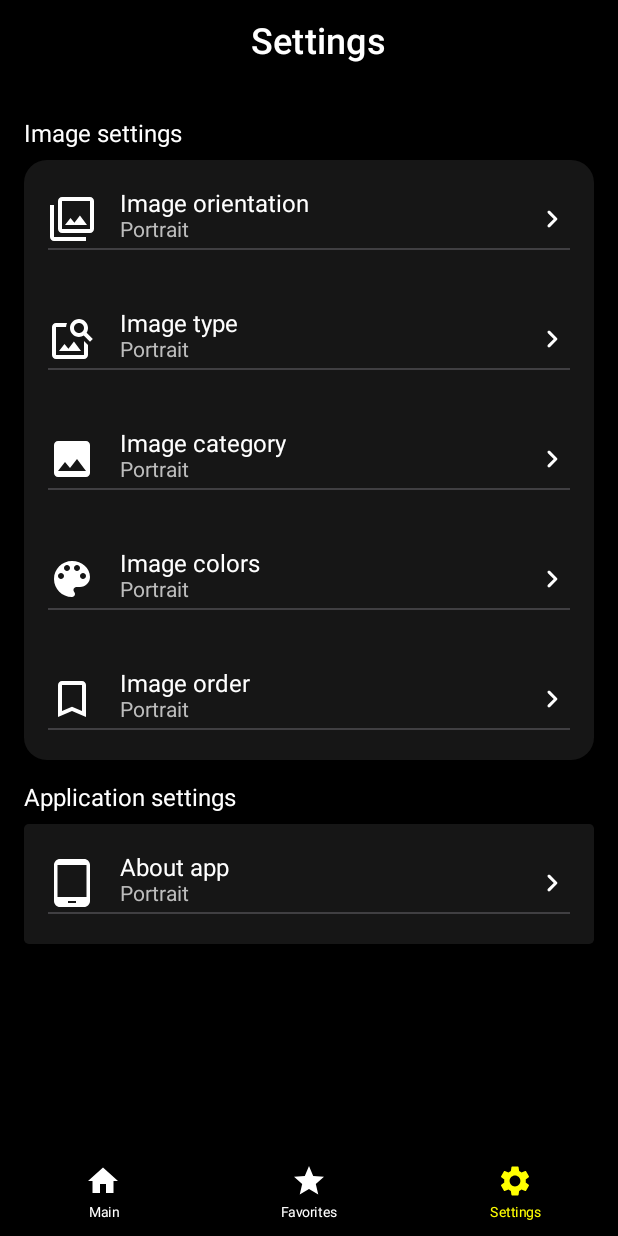
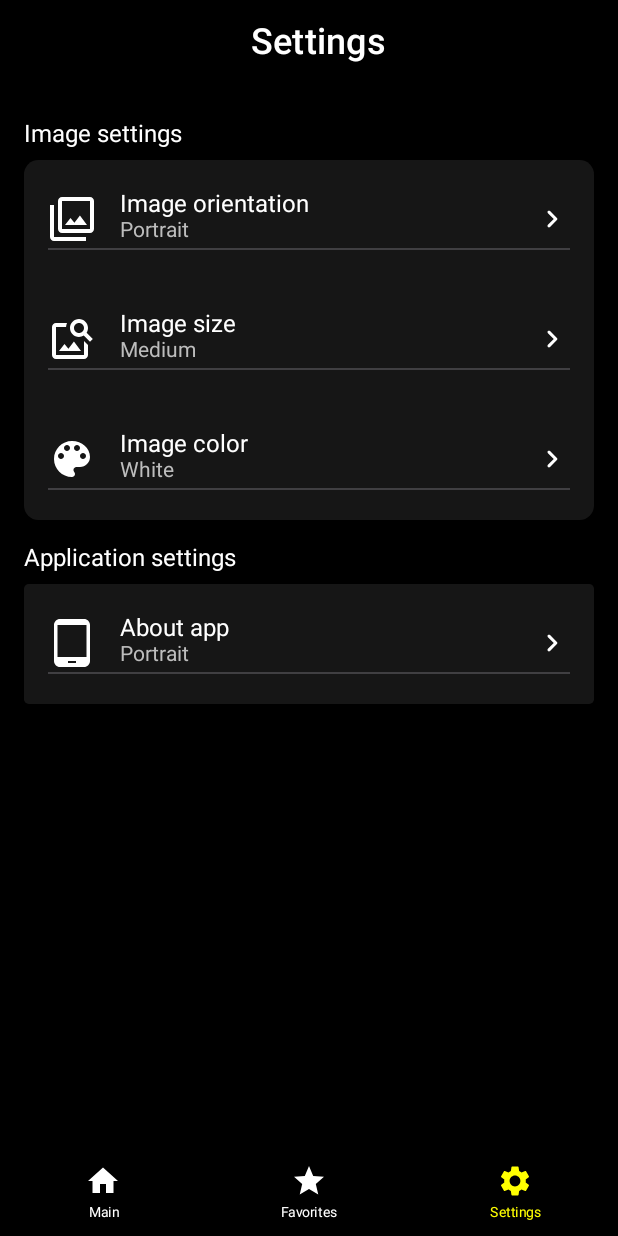
Before and after one commit to fedorov-andrii-andriiovych/Image-Search-Compose, an Android app built with Jetpack Compose: the screen it shows after launch (MainActivity), item 3 of the bottom bar chosen, on a phone screen of 412 x 824 dp. Run offline under Robolectric (Android 15) with nearby library versions, the phone set to English and light mode, and no system bars; our stand-ins replace Dagger/Hilt's generated code, Room's generated code; network calls fail.

Commit message:
add size and color image settings

```diff
--- a/app/src/main/java/com/fedorov/andrii/andriiovych/imagesearch/data/repositories/SettingsPreferencesRepository.kt
+++ b/app/src/main/java/com/fedorov/andrii/andriiovych/imagesearch/data/repositories/SettingsPreferencesRepository.kt
@@ -21,20 +21,40 @@ private val Context.dataStore: DataStore<Preferences> by preferencesDataStore(
 class SettingsPrefRepositoryImpl @Inject constructor(@ApplicationContext val context: Context) :
     SettingsPrefRepository {
 
-    override val screenOrientationSettings: Flow<String> = context.dataStore.data.map { pref ->
-        pref[SCREEN_ORIENTATION_PREF] ?: SCREEN_ORIENTATION_DEFAULT
+    override val imageOrientationSettings: Flow<String> = context.dataStore.data.map { pref ->
+        pref[IMAGE_ORIENTATION_PREF] ?: IMAGE_ORIENTATION_DEFAULT
+    }
+    override val imageColorSettings: Flow<String> = context.dataStore.data.map { pref ->
+        pref[IMAGE_COLOR_PREF] ?: IMAGE_COLOR_DEFAULT
+    }
+    override val imageSizeSettings: Flow<String> = context.dataStore.data.map { pref ->
+        pref[IMAGE_SIZE_PREF] ?: IMAGE_SIZE_DEFAULT
     }
 
     override suspend fun saveOrientationSettings(value: String) {
         context.dataStore.edit { pref ->
-            pref[SCREEN_ORIENTATION_PREF] = value
+            pref[IMAGE_ORIENTATION_PREF] = value
+        }
+    }
+
+    override suspend fun saveColorSettings(value: String) {
+        context.dataStore.edit { pref ->
+            pref[IMAGE_COLOR_PREF] = value
+        }
+    }
+
+    override suspend fun saveSizeSettings(value: String) {
+        context.dataStore.edit { pref ->
+            pref[IMAGE_SIZE_PREF] = value
         }
     }
 
     private companion object {
-        private const val SCREEN_ORIENTATION_DEFAULT = "Portrait"
-        val SCREEN_ORIENTATION_PREF = stringPreferencesKey("screen_orientation")
+        private const val IMAGE_ORIENTATION_DEFAULT = "Portrait"
+        val IMAGE_ORIENTATION_PREF = stringPreferencesKey("image_orientation")
+        private const val IMAGE_COLOR_DEFAULT = "White"
+        val IMAGE_COLOR_PREF = stringPreferencesKey("image_color")
+        private const val IMAGE_SIZE_DEFAULT = "Medium"
+        val IMAGE_SIZE_PREF = stringPreferencesKey("image_size")
     }
-
-
 }
--- a/app/src/main/java/com/fedorov/andrii/andriiovych/imagesearch/domain/repositories/SettingsPrefRepository.kt
+++ b/app/src/main/java/com/fedorov/andrii/andriiovych/imagesearch/domain/repositories/SettingsPrefRepository.kt
@@ -1,11 +1,14 @@
 package com.fedorov.andrii.andriiovych.imagesearch.domain.repositories
 
-import com.fedorov.andrii.andriiovych.imagesearch.domain.models.SettingsParams
 import kotlinx.coroutines.flow.Flow
 
 interface SettingsPrefRepository {
 
-  val screenOrientationSettings: Flow<String>
+  val imageOrientationSettings: Flow<String>
+  val imageColorSettings: Flow<String>
+  val imageSizeSettings: Flow<String>
 
   suspend  fun saveOrientationSettings(value:String)
+  suspend  fun saveColorSettings(value:String)
+  suspend  fun saveSizeSettings(value:String)
 }
--- a/app/src/main/java/com/fedorov/andrii/andriiovych/imagesearch/presentation/screens/SettingsScreen.kt
+++ b/app/src/main/java/com/fedorov/andrii/andriiovych/imagesearch/presentation/screens/SettingsScreen.kt
@@ -25,7 +25,9 @@ import com.fedorov.andrii.andriiovych.imagesearch.presentation.viewmodels.Settin
 
 @Composable
 fun SettingsScreen(settingsViewModel: SettingsViewModel = hiltViewModel()) {
-    val screenOrientation = settingsViewModel.screenStateOrientation.collectAsState()
+    val imageOrientation = settingsViewModel.imageStateOrientation.collectAsState()
+    val imageColor = settingsViewModel.imageStateColor.collectAsState()
+    val imageSize = settingsViewModel.imageStateSize.collectAsState()
     var dialogParams by remember {
         mutableStateOf(DialogParams())
     }
@@ -60,7 +62,7 @@ fun SettingsScreen(settingsViewModel: SettingsViewModel = hiltViewModel()) {
                     icon = R.drawable.icon_image_orientation,
                     iconDesc = R.string.image_orientation,
                     name = R.string.image_orientation,
-                    description = screenOrientation.value
+                    description = imageOrientation.value
                 ) {
                     dialogParams = DialogParams(
                         title = "Orientation",
@@ -71,35 +73,29 @@ fun SettingsScreen(settingsViewModel: SettingsViewModel = hiltViewModel()) {
                 }
                 SettingsClickableItem(
                     icon = R.drawable.icon_image_type,
-                    iconDesc = R.string.image_type,
-                    name = R.string.image_type,
-                    description = screenOrientation.value
+                    iconDesc = R.string.image_size,
+                    name = R.string.image_size,
+                    description = imageSize.value
                 ) {
-                    //Todo
-                }
-                SettingsClickableItem(
-                    icon = R.drawable.icon_image_category,
-                    iconDesc = R.string.image_category,
-                    name = R.string.image_category,
-                    description = screenOrientation.value
-                ) {
-                    //Todo
+                    dialogParams = DialogParams(
+                        title = "Size",
+                        listSettings = listOf("Small", "Medium", "Large"),
+                        Settings.Size
+                    )
+                    showDialog = true
                 }
                 SettingsClickableItem(
                     icon = R.drawable.icon_image_colors,
-                    iconDesc = R.string.image_colors,
-                    name = R.string.image_colors,
-                    description = screenOrientation.value
+                    iconDesc = R.string.image_color,
+                    name = R.string.image_color,
+                    description = imageColor.value
                 ) {
-                    //Todo
-                }
-                SettingsClickableItem(
-                    icon = R.drawable.icon_image_order,
-                    iconDesc = R.string.image_order,
-                    name = R.string.image_order,
-                    description = screenOrientation.value
-                ) {
-                    //Todo
+                    dialogParams = DialogParams(
+                        title = "Color",
+                        listSettings = listOf("White", "Black", "Red", "Blue", "Grey", "Yellow"),
+                        Settings.Color
+                    )
+                    showDialog = true
                 }
             }
 
@@ -108,7 +104,7 @@ fun SettingsScreen(settingsViewModel: SettingsViewModel = hiltViewModel()) {
                     icon = R.drawable.icon_about_app,
                     iconDesc = R.string.about_app,
                     name = R.string.about_app,
-                    description = screenOrientation.value
+                    description = imageOrientation.value
                 ) {
                     //Todo
                 }
--- a/app/src/main/java/com/fedorov/andrii/andriiovych/imagesearch/presentation/viewmodels/SettingsViewModel.kt
+++ b/app/src/main/java/com/fedorov/andrii/andriiovych/imagesearch/presentation/viewmodels/SettingsViewModel.kt
@@ -14,8 +14,18 @@ import javax.inject.Inject
 class SettingsViewModel @Inject constructor(private val settingsPrefRepository: SettingsPrefRepository) :
     ViewModel() {
 
-    val screenStateOrientation: StateFlow<String> =
-        settingsPrefRepository.screenOrientationSettings.stateIn(
+    val imageStateOrientation: StateFlow<String> =
+        settingsPrefRepository.imageOrientationSettings.stateIn(
+            viewModelScope,
+            SharingStarted.WhileSubscribed(5000), ""
+        )
+    val imageStateColor: StateFlow<String> =
+        settingsPrefRepository.imageColorSettings.stateIn(
+            viewModelScope,
+            SharingStarted.WhileSubscribed(5000), ""
+        )
+    val imageStateSize: StateFlow<String> =
+        settingsPrefRepository.imageSizeSettings.stateIn(
             viewModelScope,
             SharingStarted.WhileSubscribed(5000), ""
         )
@@ -23,13 +33,16 @@ class SettingsViewModel @Inject constructor(private val settingsPrefRepository:
     fun saveSettings(value: String, type: Settings) = viewModelScope.launch {
         when (type) {
             Settings.Orientation -> settingsPrefRepository.saveOrientationSettings(value = value)
+            Settings.Size -> settingsPrefRepository.saveSizeSettings(value = value)
+            Settings.Color -> settingsPrefRepository.saveColorSettings(value = value)
             Settings.Empty -> return@launch
         }
     }
-
 }
 
 sealed interface Settings {
     object Orientation : Settings
+    object Size : Settings
+    object Color : Settings
     object Empty : Settings
 }
--- a/app/src/main/res/values/strings.xml
+++ b/app/src/main/res/values/strings.xml
@@ -13,9 +13,9 @@
     <string name="arrow_forward">arrow_forward</string>
     <string name="image_orientation">Image orientation</string>
     <string name="image_settings">Image settings</string>
-    <string name="image_type">Image type</string>
+    <string name="image_size">Image size</string>
     <string name="image_category">Image category</string>
-    <string name="image_colors">Image colors</string>
+    <string name="image_color">Image color</string>
     <string name="image_order">Image order</string>
     <string name="application_settings">Application settings</string>
     <string name="about_app">About app</string>
```
